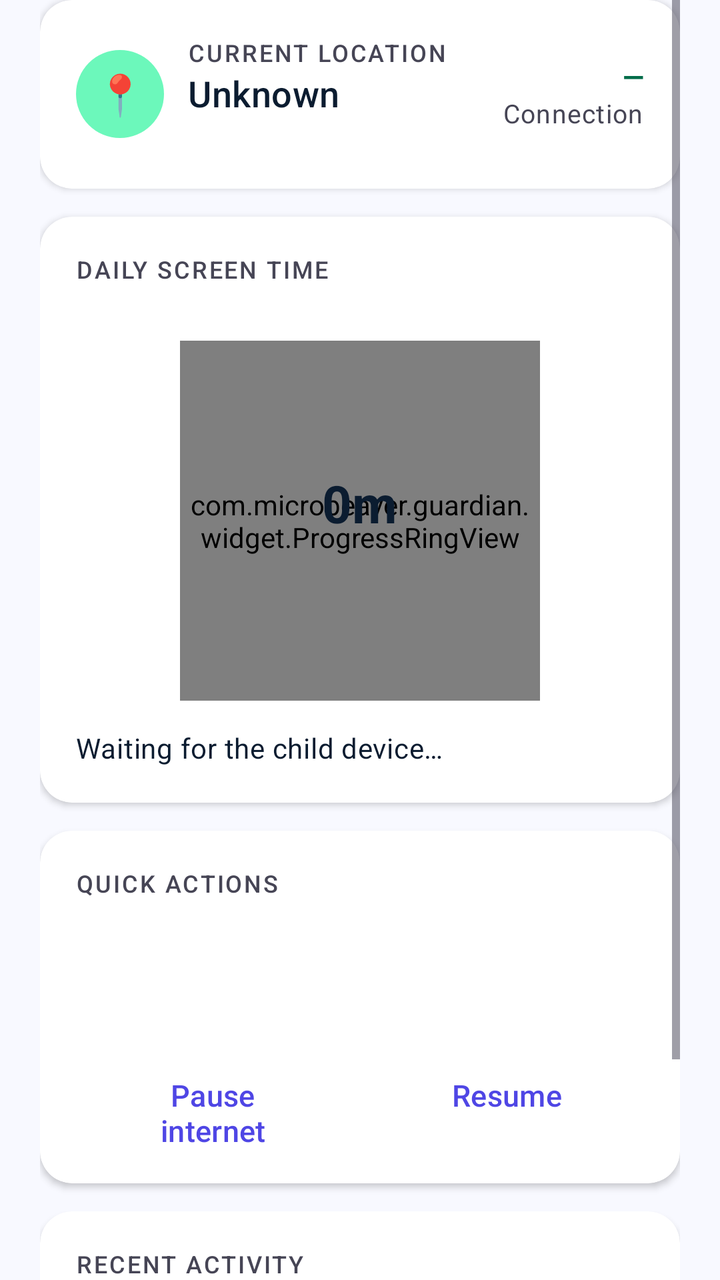
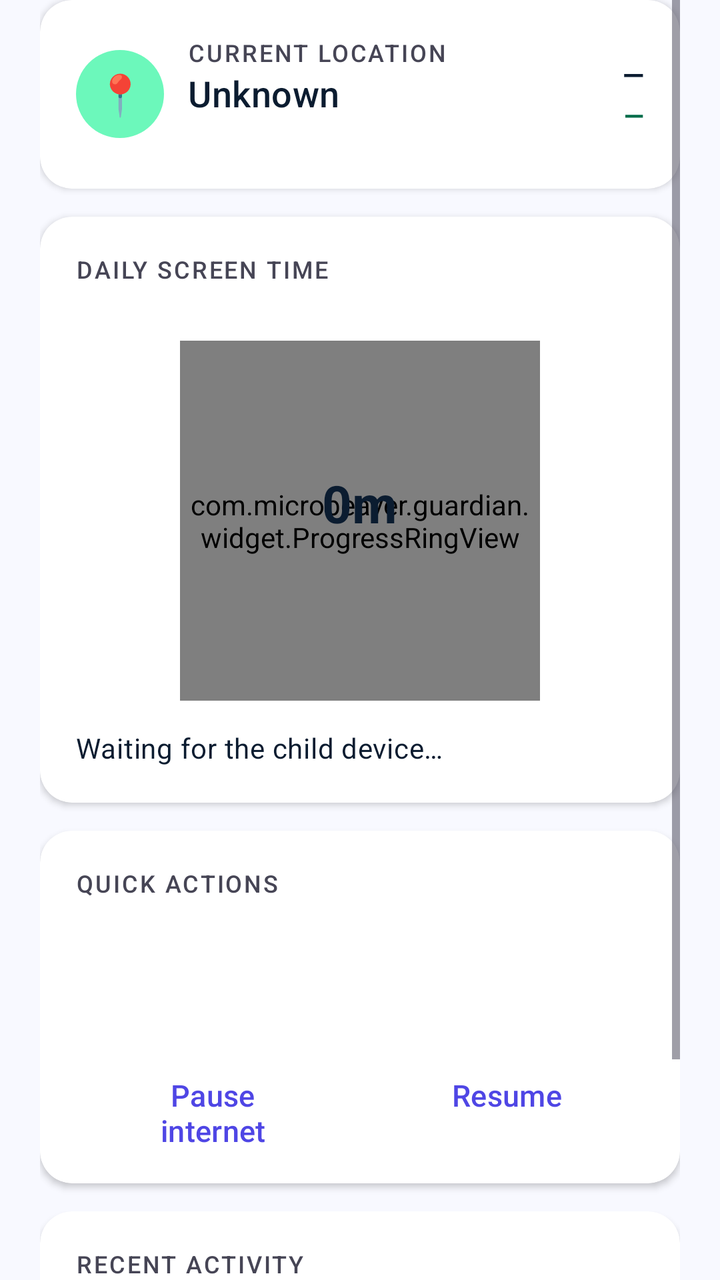

An Android layout rendered at two revisions. The XML below is the earlier revision; the diff shows what the commit changed to produce the second picture.
<!-- AndroidManifest.xml: application theme Theme.BeaverGuardian -->
<!-- res/layout/fragment_dashboard.xml -->
<?xml version="1.0" encoding="utf-8"?>
<ScrollView xmlns:android="http://schemas.android.com/apk/res/android"
    xmlns:app="http://schemas.android.com/apk/res-auto"
    android:layout_width="match_parent"
    android:layout_height="match_parent"
    android:clipToPadding="false"
    android:paddingStart="20dp" android:paddingEnd="20dp" android:paddingBottom="20dp">

    <LinearLayout android:layout_width="match_parent" android:layout_height="wrap_content"
        android:orientation="vertical">

        
        <LinearLayout android:id="@+id/boxNotifWarning"
            android:layout_width="match_parent" android:layout_height="wrap_content"
            android:orientation="vertical" android:background="@drawable/bg_warning_card"
            android:padding="14dp" android:layout_marginBottom="14dp" android:visibility="gone">
            <TextView android:layout_width="wrap_content" android:layout_height="wrap_content"
                android:text="Notifications are off" android:textStyle="bold"
                android:textSize="15sp" android:textColor="@color/on_tertiary_container" />
            <TextView android:layout_width="match_parent" android:layout_height="wrap_content"
                android:text="SOS and unknown callers will not reach you."
                android:textSize="13sp" android:textColor="@color/on_tertiary_container"
                android:paddingTop="4dp" android:paddingBottom="8dp" />
            <Button android:id="@+id/btnFixNotif" style="@style/Button.Primary"
                android:layout_width="match_parent" android:layout_height="wrap_content"
                android:text="Turn notifications on" />
        </LinearLayout>

        
        <androidx.cardview.widget.CardView style="@style/Card.Guardian"
            android:layout_width="match_parent" android:layout_height="wrap_content">
            <LinearLayout android:layout_width="match_parent" android:layout_height="wrap_content"
                android:orientation="horizontal" android:padding="18dp" android:gravity="center_vertical">
                <TextView android:layout_width="44dp" android:layout_height="44dp"
                    android:background="@drawable/bg_pill_emerald" android:gravity="center"
                    android:text="📍" android:textSize="20sp" />
                <LinearLayout android:layout_width="0dp" android:layout_weight="1"
                    android:layout_height="wrap_content" android:orientation="vertical"
                    android:layout_marginStart="12dp">
                    <TextView style="@style/Text.SectionLabel" android:layout_width="wrap_content"
                        android:layout_height="wrap_content" android:text="Current location" />
                    <TextView android:id="@+id/tvLocation" style="@style/Text.Title"
                        android:layout_width="wrap_content" android:layout_height="wrap_content"
                        android:text="Unknown" />
                    <TextView android:id="@+id/tvZoneState" style="@style/Text.Caption"
                        android:layout_width="wrap_content" android:layout_height="wrap_content" />
                </LinearLayout>
                <LinearLayout android:layout_width="wrap_content" android:layout_height="wrap_content"
                    android:orientation="vertical" android:gravity="end">
                    <TextView android:id="@+id/tvConnection" android:layout_width="wrap_content"
                        android:layout_height="wrap_content" android:textSize="14sp"
                        android:textStyle="bold" android:textColor="@color/secondary_dark"
                        android:text="—" />
                    <TextView style="@style/Text.Caption" android:layout_width="wrap_content"
                        android:layout_height="wrap_content" android:text="Connection" />
                </LinearLayout>
            </LinearLayout>
        </androidx.cardview.widget.CardView>

        
        <androidx.cardview.widget.CardView style="@style/Card.Guardian"
            android:layout_width="match_parent" android:layout_height="wrap_content">
            <LinearLayout android:layout_width="match_parent" android:layout_height="wrap_content"
                android:orientation="vertical" android:padding="18dp">
                <TextView style="@style/Text.SectionLabel" android:layout_width="wrap_content"
                    android:layout_height="wrap_content" android:text="Daily screen time" />
                <TextView android:id="@+id/tvLimit" style="@style/Text.Caption"
                    android:layout_width="wrap_content" android:layout_height="wrap_content"
                    android:paddingBottom="10dp" />
                <FrameLayout android:layout_width="180dp" android:layout_height="180dp"
                    android:layout_gravity="center">
                    <com.microbeaver.guardian.widget.ProgressRingView android:id="@+id/ring"
                        android:layout_width="match_parent" android:layout_height="match_parent" />
                    <LinearLayout android:layout_width="wrap_content" android:layout_height="wrap_content"
                        android:orientation="vertical" android:layout_gravity="center"
                        android:gravity="center">
                        <TextView android:id="@+id/tvUsedTotal" style="@style/Text.Metric"
                            android:layout_width="wrap_content" android:layout_height="wrap_content"
                            android:text="0m" android:textSize="26sp" />
                        <TextView android:id="@+id/tvRemaining" style="@style/Text.Caption"
                            android:layout_width="wrap_content" android:layout_height="wrap_content" />
                    </LinearLayout>
                </FrameLayout>
                <TextView android:id="@+id/tvTopApps" style="@style/Text.Body"
                    android:layout_width="match_parent" android:layout_height="wrap_content"
                    android:textSize="14sp" android:paddingTop="14dp"
                    android:text="Waiting for the child device…" />
            </LinearLayout>
        </androidx.cardview.widget.CardView>

        
        <androidx.cardview.widget.CardView style="@style/Card.Guardian"
            android:layout_width="match_parent" android:layout_height="wrap_content">
            <LinearLayout android:layout_width="match_parent" android:layout_height="wrap_content"
                android:orientation="vertical" android:padding="18dp">
                <TextView style="@style/Text.SectionLabel" android:layout_width="wrap_content"
                    android:layout_height="wrap_content" android:text="Quick actions"
                    android:paddingBottom="10dp" />
                <LinearLayout android:layout_width="match_parent" android:layout_height="wrap_content"
                    android:orientation="horizontal">
                    <Button android:id="@+id/btnLock" style="@style/Button.Primary"
                        android:layout_width="0dp" android:layout_weight="1"
                        android:layout_height="wrap_content" android:text="Lock" />
                    <Button android:id="@+id/btnUnlock" style="@style/Button.Safe"
                        android:layout_width="0dp" android:layout_weight="1"
                        android:layout_height="wrap_content" android:text="Unlock"
                        android:layout_marginStart="10dp" />
                </LinearLayout>
                <LinearLayout android:layout_width="match_parent" android:layout_height="wrap_content"
                    android:orientation="horizontal" android:layout_marginTop="10dp">
                    <Button android:id="@+id/btnNetOff" style="@style/Button.Outline"
                        android:layout_width="0dp" android:layout_weight="1"
                        android:layout_height="wrap_content" android:text="Pause internet" />
                    <Button android:id="@+id/btnNetOn" style="@style/Button.Outline"
                        android:layout_width="0dp" android:layout_weight="1"
                        android:layout_height="wrap_content" android:text="Resume"
                        android:layout_marginStart="10dp" />
                </LinearLayout>
            </LinearLayout>
        </androidx.cardview.widget.CardView>

        
        <androidx.cardview.widget.CardView style="@style/Card.Guardian"
            android:layout_width="match_parent" android:layout_height="wrap_content">
            <LinearLayout android:layout_width="match_parent" android:layout_height="wrap_content"
                android:orientation="vertical" android:padding="18dp">
                <TextView style="@style/Text.SectionLabel" android:layout_width="wrap_content"
                    android:layout_height="wrap_content" android:text="Recent activity" />
                <TextView android:id="@+id/tvFeed" style="@style/Text.Body"
                    android:layout_width="match_parent" android:layout_height="wrap_content"
                    android:textSize="14sp" android:paddingTop="10dp" android:text="Nothing yet" />
                <Button android:id="@+id/btnTestNotif" style="@style/Button.Text"
                    android:layout_width="wrap_content" android:layout_height="wrap_content"
                    android:text="Send a test notification" android:paddingStart="0dp" />
            </LinearLayout>
        </androidx.cardview.widget.CardView>
    </LinearLayout>
</ScrollView>
<!-- resources referenced by this layout -->
<resources>
  <color name="on_tertiary_container">#653E00</color>
  <color name="secondary_dark">#006C49</color>
  <!-- drawable bg_pill_emerald (drawable) -->
  <?xml version="1.0" encoding="utf-8"?>
  <shape xmlns:android="http://schemas.android.com/apk/res/android" android:shape="rectangle">
      <solid android:color="@color/secondary_container" />
      <corners android:radius="999dp" />
  </shape>
  <!-- drawable bg_warning_card (drawable) -->
  <?xml version="1.0" encoding="utf-8"?>
  <shape xmlns:android="http://schemas.android.com/apk/res/android" android:shape="rectangle">
      <solid android:color="@color/tertiary_container" />
      <corners android:radius="12dp" />
      <stroke android:width="1dp" android:color="@color/tertiary" />
  </shape>
  <style name="Button.Safe" parent="Button.Primary">
          <item name="backgroundTint">@color/secondary</item>
          <item name="android:textColor">@color/on_secondary</item>
          <item name="iconTint">@color/on_secondary</item>
      </style>
  <style name="Button.Text" parent="Widget.Material3.Button.TextButton">
          <item name="android:fontFamily">sans-serif-medium</item>
          <item name="android:textColor">@color/primary</item>
          <item name="android:textAllCaps">false</item>
          <item name="android:textSize">14sp</item>
      </style>
  <style name="Card.Guardian" parent="Widget.Material3.CardView.Elevated">
          <item name="cardCornerRadius">16dp</item>
          <item name="cardElevation">2dp</item>
          <item name="cardBackgroundColor">@color/surface_card</item>
          <item name="android:layout_marginBottom">14dp</item>
      </style>
  <style name="Text.Body" parent="TextAppearance.Material3.BodyMedium">
          <item name="android:fontFamily">sans-serif</item>
          <item name="android:textSize">16sp</item>
          <item name="android:textColor">@color/on_surface</item>
          <item name="android:lineSpacingExtra">4sp</item>
      </style>
  <style name="Text.Caption" parent="TextAppearance.Material3.BodySmall">
          <item name="android:fontFamily">sans-serif</item>
          <item name="android:textSize">13sp</item>
          <item name="android:textColor">@color/on_surface_variant</item>
      </style>
  <style name="Text.Metric" parent="TextAppearance.Material3.HeadlineMedium">
          <item name="android:fontFamily">sans-serif</item>
          <item name="android:textStyle">bold</item>
          <item name="android:textSize">30sp</item>
          <item name="android:textColor">@color/on_surface</item>
      </style>
  <style name="Text.SectionLabel" parent="TextAppearance.Material3.LabelSmall">
          <item name="android:fontFamily">sans-serif-medium</item>
          <item name="android:textSize">12sp</item>
          <item name="android:textColor">@color/on_surface_variant</item>
          <item name="android:letterSpacing">0.08</item>
          <item name="android:textAllCaps">true</item>
      </style>
  <style name="Text.Title" parent="TextAppearance.Material3.TitleMedium">
          <item name="android:fontFamily">sans-serif-medium</item>
          <item name="android:textSize">18sp</item>
          <item name="android:textColor">@color/on_surface</item>
      </style>
  <color name="secondary_container">#6CF8BB</color>
  <color name="tertiary_container">#FFDDB8</color>
  <color name="tertiary">#F59E0B</color>
  <color name="primary">#4F46E5</color>
  <color name="on_primary">#FFFFFF</color>
  <color name="secondary">#10B981</color>
  <color name="on_secondary">#FFFFFF</color>
  <color name="surface_card">#FFFFFF</color>
  <color name="on_surface">#0B1C30</color>
  <color name="on_surface_variant">#464555</color>
  <color name="primary_container">#E2DFFF</color>
  <color name="on_primary_container">#0F0069</color>
  <color name="on_secondary_container">#00714D</color>
  <color name="on_tertiary">#FFFFFF</color>
  <color name="error">#BA1A1A</color>
  <color name="on_error">#FFFFFF</color>
  <color name="background">#F8F9FF</color>
  <color name="outline">#777587</color>
  <!-- unchanged entries left out for length: 3 -->
</resources>

<!-- the commit's change to res/layout/fragment_dashboard.xml (unified diff, before → after) -->
@@ -47,12 +47,14 @@
                 </LinearLayout>
                 <LinearLayout android:layout_width="wrap_content" android:layout_height="wrap_content"
                     android:orientation="vertical" android:gravity="end">
+                    <TextView android:id="@+id/tvBattery" android:layout_width="wrap_content"
+                        android:layout_height="wrap_content" android:textSize="14sp"
+                        android:textStyle="bold" android:textColor="@color/on_surface"
+                        android:text="—" />
                     <TextView android:id="@+id/tvConnection" android:layout_width="wrap_content"
-                        android:layout_height="wrap_content" android:textSize="14sp"
+                        android:layout_height="wrap_content" android:textSize="13sp"
                         android:textStyle="bold" android:textColor="@color/secondary_dark"
-                        android:text="—" />
-                    <TextView style="@style/Text.Caption" android:layout_width="wrap_content"
-                        android:layout_height="wrap_content" android:text="Connection" />
+                        android:text="—" android:paddingTop="2dp" />
                 </LinearLayout>
             </LinearLayout>
         </androidx.cardview.widget.CardView>
